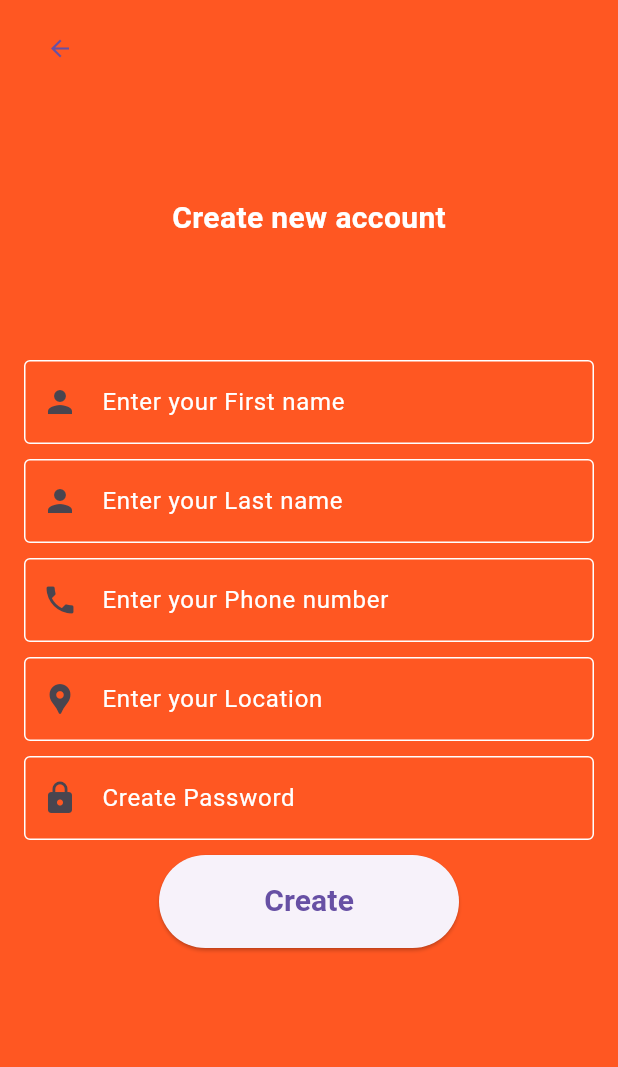
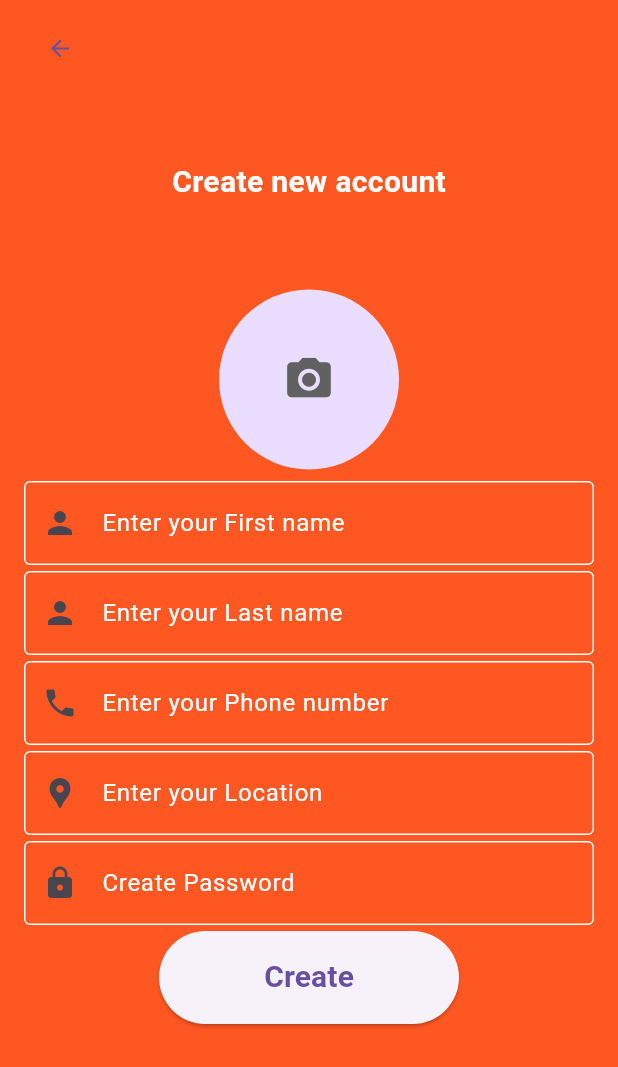
Before and after one commit to Majd867/Orderha-app, a Flutter app: the CreateAccount screen opened directly, on a phone screen of 412 x 824 dp. Shown: the top 1067 px of the screen. Run offline on Flutter 3.47's test engine with Material 3 defaults, Android fonts, the phone set to English and light mode, and no system bars; our stand-ins replace image_picker; network calls fail.

```diff
--- a/lib/create_account.dart
+++ b/lib/create_account.dart
@@ -1,8 +1,8 @@
 import 'package:flutter/material.dart';
 import 'home.dart';
 import 'package:orderha/home.dart';
-// import 'package:image_picker/image_picker.dart';
-// import 'dart:io';
+import 'package:image_picker/image_picker.dart';
+import 'dart:io';
 class CreateAccount extends StatelessWidget {
   @override
   Widget build(BuildContext context) {
@@ -26,26 +26,27 @@ class CreateAccountPage extends StatefulWidget {
 
 class CreateAccountPageState extends State<CreateAccountPage> {
   final _formKey = GlobalKey<FormState>();
-  // File? _profileImage;
-  // final ImagePicker _picker = ImagePicker();
-  //
-  // Future<void> _pickImage() async {
-  //   final XFile? pickedImage = await _picker.pickImage(
-  //     source: ImageSource.gallery,
-  //     imageQuality: 50,
-  //   );
-  //
-  //   if (pickedImage != null) {
-  //     setState(() {
-  //       _profileImage = File(pickedImage.path);
-  //     });
-  //   }
-  // }
+
+  final ImagePicker _picker = ImagePicker();
+
+  Future<void> _pickImage() async {
+    final XFile? pickedImage = await _picker.pickImage(
+      source: ImageSource.gallery,
+      imageQuality: 50,
+    );
+
+    if (pickedImage != null) {
+      setState(() {
+        profileImage = File(pickedImage.path);
+      });
+    }
+  }
 
   String firstName = '';
   String lastName = '';
   String phone = '';
   String location = '';
+  File? profileImage;
   String password = '';
   void _createAccount() {
     if (_formKey.currentState!.validate()) {
@@ -91,8 +92,26 @@ class CreateAccountPageState extends State<CreateAccountPage> {
               ),
             ),
           ),
+          Expanded(
+            child: GestureDetector(
+              onTap: _pickImage, // Trigger image picker on tap
+              child: CircleAvatar(
+                radius: 60,
+                backgroundImage: profileImage != null
+                    ? FileImage(profileImage!) // Display selected image
+                    : null,
+                child: profileImage == null
+                    ? Icon(
+                  Icons.camera_alt,
+                  size: 35,
+                  color: Colors.grey[700],
+                )
+                    : null,
+              ),
+            ),
+          ),
           Padding(
-            padding: const EdgeInsets.symmetric(horizontal: 8, vertical: 5),
+            padding: const EdgeInsets.symmetric(horizontal: 8, vertical: 2),
             child: TextFormField(
               decoration: InputDecoration(
                 prefixIcon: Icon(Icons.person),
@@ -116,7 +135,7 @@ class CreateAccountPageState extends State<CreateAccountPage> {
             ),
           ),
           Padding(
-            padding: const EdgeInsets.symmetric(horizontal: 8, vertical: 5),
+            padding: const EdgeInsets.symmetric(horizontal: 8, vertical: 2),
             child: TextFormField(
               decoration: InputDecoration(
                 prefixIcon: Icon(Icons.person),
@@ -140,7 +159,7 @@ class CreateAccountPageState extends State<CreateAccountPage> {
             ),
           ),
           Padding(
-            padding: const EdgeInsets.symmetric(horizontal: 8, vertical: 5),
+            padding: const EdgeInsets.symmetric(horizontal: 8, vertical: 2),
             child: TextFormField(
               decoration: InputDecoration(
                 prefixIcon: Icon(Icons.phone),
@@ -165,7 +184,7 @@ class CreateAccountPageState extends State<CreateAccountPage> {
             ),
           ),
           Padding(
-            padding: const EdgeInsets.symmetric(horizontal: 8, vertical: 5),
+            padding: const EdgeInsets.symmetric(horizontal: 8, vertical: 2),
             child: TextFormField(
                 decoration: InputDecoration(
                   prefixIcon: Icon(Icons.location_pin),
@@ -189,7 +208,7 @@ class CreateAccountPageState extends State<CreateAccountPage> {
             ),
           ),
           Padding(
-            padding: const EdgeInsets.symmetric(horizontal: 8, vertical: 5),
+            padding: const EdgeInsets.symmetric(horizontal: 8, vertical: 2),
             child: TextFormField(
               decoration: InputDecoration(
                 prefixIcon: Icon(Icons.lock),
@@ -213,44 +232,8 @@ class CreateAccountPageState extends State<CreateAccountPage> {
               }
             ),
           ),
-          // GestureDetector(
-          //   onTap: _pickImage, // Trigger image picker on tap
-          //   child: CircleAvatar(
-          //     radius: 60,
-          //     backgroundImage: _profileImage != null
-          //         ? FileImage(_profileImage!) // Display selected image
-          //         : null,
-          //     child: _profileImage == null
-          //         ? Icon(
-          //       Icons.camera_alt,
-          //       size: 40,
-          //       color: Colors.grey[700],
-          //     )
-          //         : null,
-          //   ),
-          // ),
-          // Padding(
-          //    padding: const EdgeInsets.symmetric(horizontal: 8, vertical: 5),
-          //    child: TextFormField(
-          //      decoration: InputDecoration(
-          //        prefixIcon: Icon(Icons.image),
-          //        border: OutlineInputBorder(),
-          //        hintText: 'Your Image',
-          //      ),
-          //    ),
-          //  ),
-          //  Padding(
-          //    padding: const EdgeInsets.symmetric(horizontal: 8, vertical: 5),
-          //    child: TextFormField(
-          //      decoration: InputDecoration(
-          //        prefixIcon: Icon(Icons.location_pin),
-          //        border: OutlineInputBorder(),
-          //        hintText: 'Your location',
-          //      ),
-          //    ),
-          //  ),
           Padding(
-            padding: const EdgeInsets.symmetric(horizontal: 8, vertical: 5),
+            padding: const EdgeInsets.symmetric(horizontal: 8, vertical: 2),
             child: Container(
               color: Colors.deepOrange,
               height: 62.0,
--- a/lib/log_in.dart
+++ b/lib/log_in.dart
@@ -59,7 +59,7 @@ class _LoginPageState extends State<LoginPage> {
                 'Orderha',
                 style: TextStyle(
                   fontWeight: FontWeight.bold,
-                  fontSize: 50.0,
+                  fontSize: 60.0,
                   fontFamily: 'Lobster',
                   color: Colors.white,
                 ),
--- a/pubspec.yaml
+++ b/pubspec.yaml
@@ -13,8 +13,8 @@ dependencies:
   flutter:
     sdk: flutter
   http: ^1.2.2
-  #image_picker: 1.0.7
-  #image_picker: ^0.8.4+11
+  path_provider: ^2.0.14
+  image_picker: ^1.1.2
   # The following adds the Cupertino Icons font to your application.
   # Use with the CupertinoIcons class for iOS style icons.
   cupertino_icons: ^1.0.8
@@ -28,7 +28,7 @@ dev_dependencies:
   # activated in the `analysis_options.yaml` file located at the root of your
   # package. See that file for information about deactivating specific lint
   # rules and activating additional ones.
-  flutter_lints: ^4.0.0
+  flutter_lints: ^5.0.0
 
 # For information on the generic Dart part of this file, see the
 # following page: https://dart.dev/tools/pub/pubspec
```
Also changed, not shown: lib/abu_rateb.dart (+17 -9 lines), lib/french_corner.dart (+17 -8 lines), lib/friend.dart (+17 -8 lines), lib/product.dart (added, +84 -0 lines), lib/profile.dart (+39 -0 lines), lib/super_star.dart (+17 -8 lines), pubspec.lock, 11 other files.
